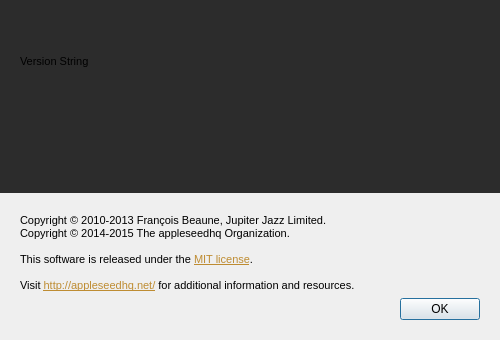
Above: src/appleseed.studio/help/about/aboutwindow.ui from appleseedhq/appleseed before the change. Below: the same form after it.
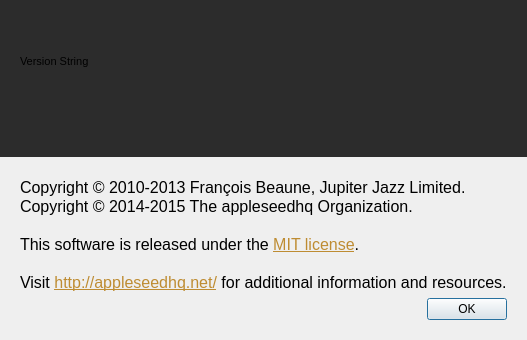
That is the form after the change. Icons and pictures are not drawn.

Commit message: Improve styling of appleseed.studio on OS X

The edit to the form file:
```diff
--- a/src/appleseed.studio/help/about/aboutwindow.ui
+++ b/src/appleseed.studio/help/about/aboutwindow.ui
@@ -53,13 +53,13 @@
         <string>&lt;!DOCTYPE HTML PUBLIC &quot;-//W3C//DTD HTML 4.0//EN&quot; &quot;http://www.w3.org/TR/REC-html40/strict.dtd&quot;&gt;
 &lt;html&gt;&lt;head&gt;&lt;meta name=&quot;qrichtext&quot; content=&quot;1&quot; /&gt;&lt;style type=&quot;text/css&quot;&gt;
 p, li { white-space: pre-wrap; }
-&lt;/style&gt;&lt;/head&gt;&lt;body style=&quot; font-family:'MS Shell Dlg 2'; font-size:8pt; font-weight:400; font-style:normal;&quot;&gt;
-&lt;p style=&quot; margin-top:0px; margin-bottom:0px; margin-left:0px; margin-right:0px; -qt-block-indent:0; text-indent:0px;&quot;&gt;Copyright © 2010-2013 François Beaune, Jupiter Jazz Limited.&lt;/p&gt;
-&lt;p style=&quot; margin-top:0px; margin-bottom:0px; margin-left:0px; margin-right:0px; -qt-block-indent:0; text-indent:0px;&quot;&gt;Copyright © 2014-2015 The appleseedhq Organization.&lt;/p&gt;
-&lt;p style=&quot;-qt-paragraph-type:empty; margin-top:0px; margin-bottom:0px; margin-left:0px; margin-right:0px; -qt-block-indent:0; text-indent:0px;&quot;&gt;&lt;br /&gt;&lt;/p&gt;
-&lt;p style=&quot; margin-top:0px; margin-bottom:0px; margin-left:0px; margin-right:0px; -qt-block-indent:0; text-indent:0px;&quot;&gt;This software is released under the &lt;a href=&quot;http://opensource.org/licenses/MIT&quot;&gt;&lt;span style=&quot; text-decoration: underline; color:#be8c32;&quot;&gt;MIT license&lt;/span&gt;&lt;/a&gt;.&lt;/p&gt;
-&lt;p style=&quot;-qt-paragraph-type:empty; margin-top:0px; margin-bottom:0px; margin-left:0px; margin-right:0px; -qt-block-indent:0; text-indent:0px;&quot;&gt;&lt;br /&gt;&lt;/p&gt;
-&lt;p style=&quot; margin-top:0px; margin-bottom:0px; margin-left:0px; margin-right:0px; -qt-block-indent:0; text-indent:0px;&quot;&gt;Visit &lt;a href=&quot;http://appleseedhq.net/&quot;&gt;&lt;span style=&quot; text-decoration: underline; color:#be8c32;&quot;&gt;http://appleseedhq.net/&lt;/span&gt;&lt;/a&gt; for additional information and resources.&lt;/p&gt;&lt;/body&gt;&lt;/html&gt;</string>
+&lt;/style&gt;&lt;/head&gt;&lt;body style=&quot; font-family:'.Helvetica Neue DeskInterface'; font-size:13pt; font-weight:400; font-style:normal;&quot;&gt;
+&lt;p style=&quot; margin-top:0px; margin-bottom:0px; margin-left:0px; margin-right:0px; -qt-block-indent:0; text-indent:0px;&quot;&gt;&lt;span style=&quot; font-family:'MS Shell Dlg 2'; font-size:12pt;&quot;&gt;Copyright © 2010-2013 François Beaune, Jupiter Jazz Limited.&lt;/span&gt;&lt;/p&gt;
+&lt;p style=&quot; margin-top:0px; margin-bottom:0px; margin-left:0px; margin-right:0px; -qt-block-indent:0; text-indent:0px;&quot;&gt;&lt;span style=&quot; font-family:'MS Shell Dlg 2'; font-size:12pt;&quot;&gt;Copyright © 2014-2015 The appleseedhq Organization.&lt;/span&gt;&lt;/p&gt;
+&lt;p style=&quot;-qt-paragraph-type:empty; margin-top:0px; margin-bottom:0px; margin-left:0px; margin-right:0px; -qt-block-indent:0; text-indent:0px; font-family:'MS Shell Dlg 2'; font-size:12pt;&quot;&gt;&lt;br /&gt;&lt;/p&gt;
+&lt;p style=&quot; margin-top:0px; margin-bottom:0px; margin-left:0px; margin-right:0px; -qt-block-indent:0; text-indent:0px;&quot;&gt;&lt;span style=&quot; font-family:'MS Shell Dlg 2'; font-size:12pt;&quot;&gt;This software is released under the &lt;/span&gt;&lt;a href=&quot;http://opensource.org/licenses/MIT&quot;&gt;&lt;span style=&quot; font-family:'MS Shell Dlg 2'; font-size:12pt; text-decoration: underline; color:#be8c32;&quot;&gt;MIT license&lt;/span&gt;&lt;/a&gt;&lt;span style=&quot; font-family:'MS Shell Dlg 2'; font-size:12pt;&quot;&gt;.&lt;/span&gt;&lt;/p&gt;
+&lt;p style=&quot;-qt-paragraph-type:empty; margin-top:0px; margin-bottom:0px; margin-left:0px; margin-right:0px; -qt-block-indent:0; text-indent:0px; font-family:'MS Shell Dlg 2'; font-size:12pt;&quot;&gt;&lt;br /&gt;&lt;/p&gt;
+&lt;p style=&quot; margin-top:0px; margin-bottom:0px; margin-left:0px; margin-right:0px; -qt-block-indent:0; text-indent:0px;&quot;&gt;&lt;span style=&quot; font-family:'MS Shell Dlg 2'; font-size:12pt;&quot;&gt;Visit &lt;/span&gt;&lt;a href=&quot;http://appleseedhq.net/&quot;&gt;&lt;span style=&quot; font-family:'MS Shell Dlg 2'; font-size:12pt; text-decoration: underline; color:#be8c32;&quot;&gt;http://appleseedhq.net/&lt;/span&gt;&lt;/a&gt;&lt;span style=&quot; font-family:'MS Shell Dlg 2'; font-size:12pt;&quot;&gt; for additional information and resources.&lt;/span&gt;&lt;/p&gt;&lt;/body&gt;&lt;/html&gt;</string>
        </property>
        <property name="alignment">
         <set>Qt::AlignLeading|Qt::AlignLeft|Qt::AlignTop</set>
```
The commit also changes 1 other file.
